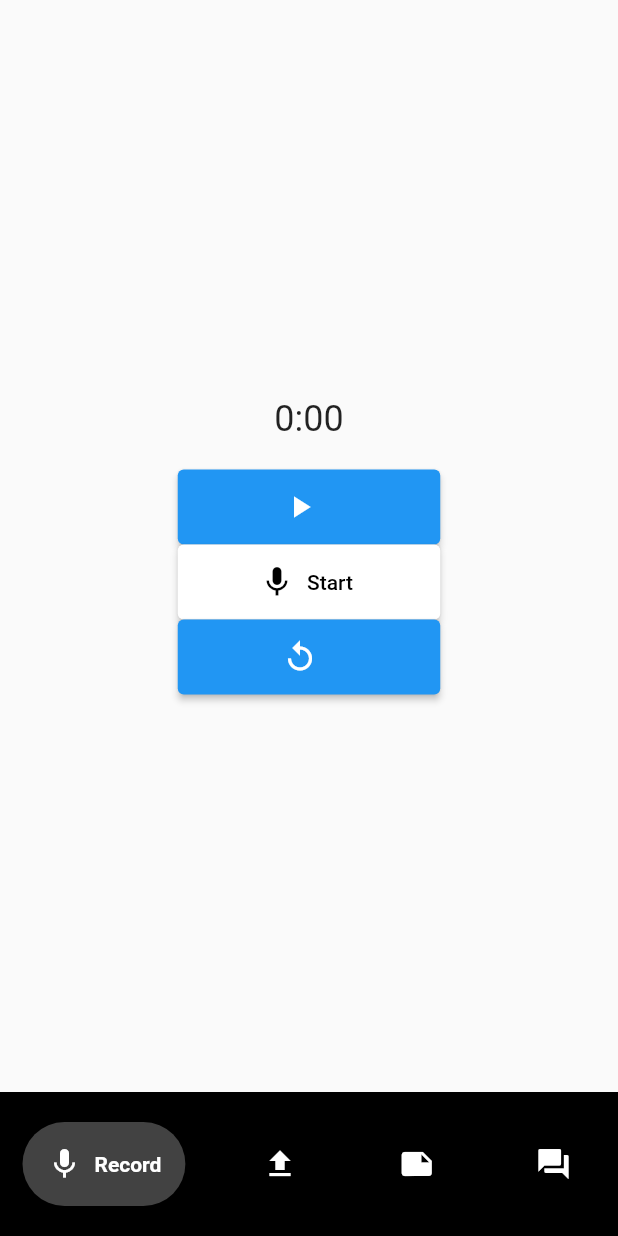
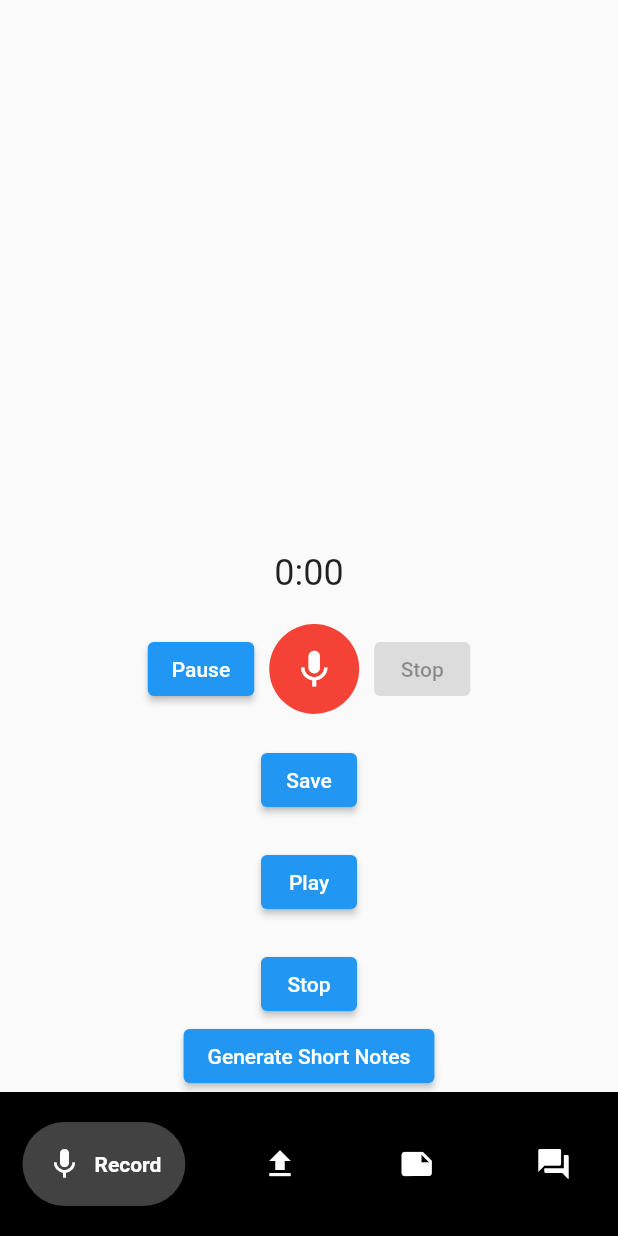
Before and after one commit to wubeshetA/SmartNote, a Flutter app: the screen it shows after launch, on a phone screen of 412 x 824 dp. Run offline on Flutter 3.47's test engine with Material 2 defaults, Android fonts, the phone set to English and light mode, and no system bars; drawn by our look-alikes of google_nav_bar; our stand-ins replace permission_handler, webview_flutter; missing offline and left inert: flutter_sound_lite.

Commit message:
Update recorder page

```diff
--- a/lib/views/screens/recorder/recorderScreen.dart
+++ b/lib/views/screens/recorder/recorderScreen.dart
@@ -1,36 +1,56 @@
+import 'dart:async';
+import 'dart:io';
+
 import 'package:flutter/material.dart';
-import 'package:smartnote/views/screens/recorder/record.dart';
-import 'dart:async';
+import 'package:flutter_sound_lite/flutter_sound.dart';
+import 'package:flutter_sound_lite/public/flutter_sound_recorder.dart';
+import 'package:flutter_sound_lite/public/flutter_sound_player.dart';
+import 'package:path_provider/path_provider.dart';
+import 'package:permission_handler/permission_handler.dart';
+// import 'package:flutter_sound/public/flutter_sound_player.dart';
 
 class Recorder extends StatefulWidget {
+  // intialize constant constructor
   const Recorder({Key? key}) : super(key: key);
-
   @override
-  State<Recorder> createState() => _RecorderState();
+  _RecorderState createState() => _RecorderState();
 }
 
 class _RecorderState extends State<Recorder> {
-  final recorder = SoundRecorder();
+  FlutterSoundRecorder? _audioRecorder;
+  bool _isRecording = false;
+  bool _isPaused = false;
+  String? pathToRecorded;
+  Duration _duration = Duration();
+  Timer? _timer;
 
- late Timer _timer;
+  FlutterSoundPlayer? _player;
+
+  Future initPlayer() async {
+    _player = FlutterSoundPlayer();
+    await _player!.openAudioSession();
+  }
+
+  Future playAudio() async {
+    await _player!.startPlayer(fromURI: '$pathToRecorded');
+  }
+
+  Future stopAudio() async {
+    await _player!.stopPlayer();
+  }
+
   @override
   void initState() {
     super.initState();
-    recorder.init();
+    _audioRecorder = FlutterSoundRecorder();
+    _initAudioRecorder();
   }
 
-  @override
-  void dispose() {
-    recorder.dispose();
-    super.dispose();
+  Future<void> _initAudioRecorder() async {
+    await _audioRecorder!.openAudioSession();
   }
 
-  // =============Timer================
-
-  Duration _duration = Duration();
-
   void _startTimer() {
-    _duration = Duration();
     _timer = Timer.periodic(Duration(seconds: 1), (timer) {
       setState(() {
         _duration += Duration(seconds: 1);
@@ -39,125 +59,150 @@ class _RecorderState extends State<Recorder> {
   }
 
   void _pauseTimer() {
+    _timer?.cancel();
+  }
+
+  void _resetTimer() {
+    _timer?.cancel();
     setState(() {
-      _timer.cancel();
+      _duration = Duration();
     });
-
-  }
-  void resumeOrPauseTimer() {
-    if (_timer.isActive) {
-      _pauseTimer();
-    } else {
-      // imcrement the timer
-      _startTimer();
-
-    }
   }
 
 
 
-  void _resetTimer() {
+  Future<void> _requestPermissions() async {
+    var status = await Permission.microphone.status;
+    if (status.isDenied) {
+      // Request microphone permission
+      Map<Permission, PermissionStatus> statuses = await [
+        Permission.microphone,
+        Permission.storage,
+      ].request();
+      print(statuses[Permission.microphone]);
+    }
+  }
+
+  Future<void> _startRecording() async {
+    await _requestPermissions();
+    Directory tempDir = await getApplicationDocumentsDirectory();
+    print(
+        '=============$tempDir====================${tempDir.path}=============================================');
+    pathToRecorded = '${tempDir.path}/smartnotes_audio.mp3';
+
+    await _audioRecorder!.startRecorder(
+      toFile: pathToRecorded,
+      // decode it to mp3
+      codec: Codec.mp3,
+    );
 
     setState(() {
-      _duration = Duration();
+      _isRecording = true;
     });
+
+    _startTimer();
+  }
+
+  Future<void> _pauseRecording() async {
+    await _audioRecorder!.pauseRecorder();
     _pauseTimer();
+
+    setState(() {
+      _isPaused = true;
+    });
+  }
+
+  Future<void> _resumeRecording() async {
+    await _audioRecorder!.resumeRecorder();
+    _startTimer();
+
+    setState(() {
+      _isPaused = false;
+    });
+  }
+
+  Future<void> _stopRecording() async {
+    await _audioRecorder!.stopRecorder();
+    _resetTimer();
+
+    setState(() {
+      _isRecording = false;
+      _isPaused = false;
+    });
   }
 
   @override
-  Widget build(BuildContext context) => Scaffold(
-        body: Center(
+  void dispose() {
+    _audioRecorder!.closeAudioSession();
+    _timer?.cancel();
+    super.dispose();
+  }
+
+  @override
+  Widget build(BuildContext context) {
+    return Center(
       child: Column(
-            mainAxisAlignment: MainAxisAlignment.center,
+        mainAxisAlignment: MainAxisAlignment.end,
         children: [
           Text(
             '${_duration.inMinutes}:${(_duration.inSeconds % 60).toString().padLeft(2, '0')}',
             style: TextStyle(fontSize: 24),
           ),
           SizedBox(height: 20),
-              buildPlayers(),
+          Row(
+            mainAxisAlignment: MainAxisAlignment.center,
+            children: [
+              ElevatedButton(
+                onPressed: _isRecording && !_isPaused
+                    ? _pauseRecording
+                    : _resumeRecording,
+                child: Text(_isPaused ? 'Resume' : 'Pause'),
+              ),
+              SizedBox(width: 10),
+              GestureDetector(
+                onTap: !_isRecording ? _startRecording : null,
+                child: CircleAvatar(
+                  backgroundColor: Colors.red,
+                  radius: 30,
+                  child: Icon(Icons.mic, color: Colors.white, size: 30),
+                ),
+              ),
+              SizedBox(width: 10),
+              ElevatedButton(
+                onPressed: _isRecording ? _stopRecording : null,
+                child: Text('Stop'),
+              ),
             ],
           ),
+          SizedBox(height: 20),
+          ElevatedButton(
+            onPressed: _isRecording
+                ? null
+                : () {
+                    // save the recorded audio
+
+                    print('Audio saved at $pathToRecorded');
+                  },
+            child: Text('Save'),
           ),
-      );
-
-  Widget buildPlayers() {
-    final isRecording = recorder.isRecording;
-
-    final icon = isRecording ? Icons.stop : Icons.mic;
-    final text = isRecording ? 'Stop' : 'Start';
-    final primary = isRecording ? Colors.red : Colors.white;
-    final onPrimary = isRecording ? Colors.white : Colors.black;
-
-    return Container(
-      // set the wideth of the container to the width of the screen
-      width: MediaQuery.of(context).size.width,
-      child: Column(
-        children: [
-          // add a button to pause recording and resume recording
-
-          IgnorePointer(
-            ignoring: !recorder.isRecording,
-            child: ElevatedButton.icon(
-              style: ElevatedButton.styleFrom(
-                minimumSize: Size(175, 50),
-
+          SizedBox(height: 20),
+          ElevatedButton(
+            onPressed: () async {
+              await initPlayer();
+              await playAudio();
+            },
+            child: Text('Play'),
           ),
+          SizedBox(height: 20),
+          ElevatedButton(
             onPressed: () async {
-                await recorder.togglePauseAndResume();
-
-                  if (recorder.isRecording) {
-                    _pauseTimer();
-                  } else {
-                    _startTimer();
-                  }
-
+              await stopAudio();
             },
-              icon: Icon(recorder.isRecording? Icons.pause : Icons.play_arrow),
-              label: Text(''),
+            child: Text('Stop'),
           ),
-          ),
-
-          SizedBox(width: 5),
-          ElevatedButton.icon(
-              style: ElevatedButton.styleFrom(
-                minimumSize: Size(175, 50),
-                primary: primary,
-                onPrimary: onPrimary,
-              ),
-              onPressed: () async {
-                await recorder.toggleStartAndStop();
-                print('isRecording: ${recorder.isRecording}');
-                setState(() {
-                  if (recorder.isRecording) {
-                    _startTimer();
-                  }
-                });
-              },
-              icon: Icon(icon),
-              label: Text(text)),
-          SizedBox(width: 5),
-
-          // Add a button to reset the timer
-          IgnorePointer(
-            ignoring: !recorder.isRecording,
-            child: ElevatedButton.icon(
-              style: ElevatedButton.styleFrom(
-                minimumSize: Size(175, 50),
-
-              ),
-              onPressed: () async {
-                await recorder.toggleStartAndStop();
-                print('isRecording: ${recorder.isRecording}');
-                setState(() {
-                  if (recorder.isRecording) {
-                    _resetTimer();
-                  }
-                });
-              },
-              icon: Icon(Icons.replay),
-              label: Text(''),
-            ),
+          ElevatedButton(
+            onPressed: () {},
+            child: Text('Generate Short Notes'),
           ),
         ],
       ),
--- a/pubspec.yaml
+++ b/pubspec.yaml
@@ -42,6 +42,11 @@ dependencies:
   permission_handler: ^11.0.1
   speech_to_text: ^6.3.0
   flutter_material_pickers: ^3.6.0
+  avatar_glow: ^2.0.2
+  path_provider: ^2.1.1
+  flutter_dotenv: ^5.1.0
+  http: ^1.1.0
+
 
 
 dev_dependencies:
```
Also changed, not shown: lib/services/transcribe.dart (added, +23 -0 lines), pubspec.lock, 2 other files. Lines whose indentation alone changed are shown as unchanged.
